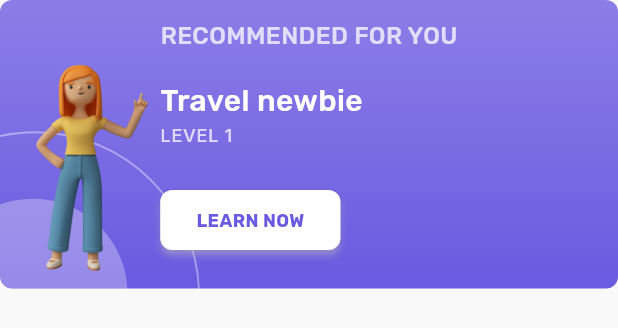
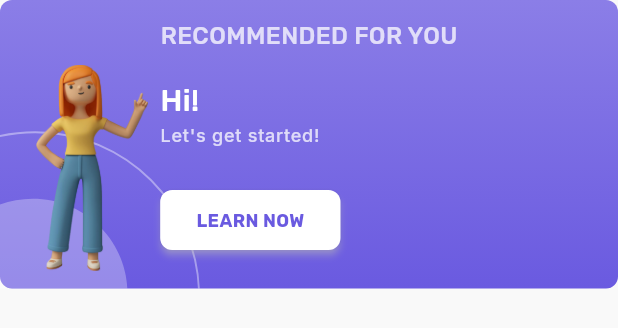
Before and after one commit to shashank-lol/dapple-frontend, a Flutter app: the LearningCard widget shown alone on an empty page, opened directly, on a phone screen of 412 x 824 dp. Shown: the top 328 px of the screen. Run offline on Flutter 3.47's test engine with Material 3 defaults, Android fonts, the phone set to English and light mode, and no system bars; our stand-ins replace firebase_auth, firebase_core, flutter_bloc, flutter_dotenv, flutter_svg, fpdart and 5 more; missing offline and left inert: encrypt_shared_preferences; accounts and stored records are empty.

Commit message:
backend tested with home screen

```diff
--- a/lib/core/routes/app_route_config.dart
+++ b/lib/core/routes/app_route_config.dart
@@ -1,6 +1,6 @@
+import 'package:dapple/core/cubits/app_user/app_user_cubit.dart';
 import 'package:dapple/core/routes/app_route_consts.dart';
 import 'package:dapple/core/routes/stream_to_listenable.dart';
-import 'package:dapple/features/auth/presentation/bloc/auth_bloc.dart';
 import 'package:dapple/features/auth/presentation/pages/auth_page.dart';
 import 'package:dapple/core/widgets/main_layout_page.dart';
 import 'package:dapple/features/home/presentation/pages/lessons_page.dart';
@@ -15,9 +15,9 @@ class AppRouter {
   GoRouter router = GoRouter(
     initialLocation: '/onboarding',
     // initialLocation: '/main-layout',
-    refreshListenable: StreamToListenable([serviceLocator<AuthBloc>().stream]),
+    refreshListenable: StreamToListenable([serviceLocator<AppUserCubit>().stream]),
     redirect: (context, state){
-      final isAuthenticated = context.read<AuthBloc>().state is AuthSuccess;
+      final isAuthenticated = context.read<AppUserCubit>().state is AppUserLoggedIn;
       if (state.matchedLocation.contains('/main-layout') && !isAuthenticated) {
         return '/onboarding';
       }
--- a/lib/features/home/presentation/pages/lessons_page.dart
+++ b/lib/features/home/presentation/pages/lessons_page.dart
@@ -1,9 +1,11 @@
 import 'package:dapple/features/home/presentation/data/levelstatus.dart';
 import 'package:dapple/features/home/presentation/widgets/level_widget.dart';
 import 'package:flutter/material.dart';
+import 'package:flutter_bloc/flutter_bloc.dart';
 import 'package:flutter_svg/svg.dart';
 import 'package:go_router/go_router.dart';
 
+import '../../../../core/cubits/app_user/app_user_cubit.dart';
 import '../widgets/xp_icon.dart';
 
 class LessonsPage extends StatelessWidget {
@@ -15,6 +17,7 @@ class LessonsPage extends StatelessWidget {
 
   @override
   Widget build(BuildContext context) {
+    final userCubit = (context.read<AppUserCubit>().state as AppUserLoggedIn).user;
     return Scaffold(
       resizeToAvoidBottomInset: true,
       appBar: AppBar(
@@ -34,7 +37,7 @@ class LessonsPage extends StatelessWidget {
             const SizedBox(width: 8),
             Text(lessonname, style: Theme.of(context).textTheme.bodyMedium),
             const Spacer(),
-            XpIcon(),
+            XpIcon(userCubit.xp),
             // const SizedBox(width: 8,)
           ],
         ),
--- a/lib/features/home/presentation/widgets/learning_card.dart
+++ b/lib/features/home/presentation/widgets/learning_card.dart
@@ -1,8 +1,10 @@
 import 'package:dapple/core/theme/app_palette.dart';
 import 'package:flutter/material.dart';
+import 'package:flutter_bloc/flutter_bloc.dart';
 import 'package:flutter_svg/flutter_svg.dart';
 import 'package:go_router/go_router.dart';
 
+import '../../../../core/cubits/app_user/app_user_cubit.dart';
 import '../../../../core/routes/app_route_consts.dart';
 
 class LearningCard extends StatelessWidget {
@@ -12,8 +14,6 @@ class LearningCard extends StatelessWidget {
 
   @override
   Widget build(BuildContext context) {
-    const courseName = "Travel newbie";
-    const level = 1;
     final deviceHeight = MediaQuery.of(context).size.height;
     return Container(
         decoration: BoxDecoration(
@@ -50,28 +50,38 @@ class LearningCard extends StatelessWidget {
                       Image.asset("assets/dapple-girl/point.png",
                           height: deviceHeight / 6),
                       const SizedBox(width: 8),
-                      Column(
+                      BlocBuilder<AppUserCubit, AppUserState>(
+                          builder: (context, state) {
+                        return Column(
                           mainAxisSize: MainAxisSize.min,
                           crossAxisAlignment: CrossAxisAlignment.start,
                           children: [
-                          Text(courseName,
+                            Text(
+                                state is AppUserLoggedIn
+                                    ? state.user.courseName
+                                    : "Hi!",
                                 style: Theme.of(context)
                                     .textTheme
                                     .bodyMedium!
-                                  .copyWith(color: Colors.white, fontSize: 20)),
-                          Text("Level $level".toUpperCase(),
+                                    .copyWith(
+                                        color: Colors.white, fontSize: 20)),
+                            Text(
+                                state is AppUserLoggedIn
+                                    ? state.user.level.toUpperCase()
+                                    : "Let's get started!",
                                 style: Theme.of(context)
                                     .textTheme
                                     .labelSmall!
                                     .copyWith(
-                                      color:
-                                          Colors.white.withValues(alpha: 0.75),
+                                        color: Colors.white
+                                            .withValues(alpha: 0.75),
                                         fontSize: 12)),
                             const SizedBox(height: 24),
                             // const Spacer(),
                             ElevatedButton(
                               onPressed: () {
-                              GoRouter.of(context).pushNamed(AppRouteConsts.lesson);
+                                GoRouter.of(context)
+                                    .pushNamed(AppRouteConsts.lesson);
                               },
                               style: ElevatedButton.styleFrom(
                                 backgroundColor: Colors.white,
@@ -90,7 +100,8 @@ class LearningCard extends StatelessWidget {
                                           fontWeight: FontWeight.bold)),
                             ),
                           ],
-                      ),
+                        );
+                      }),
                     ],
                   )
                 ],
--- a/lib/features/home/presentation/widgets/xp_icon.dart
+++ b/lib/features/home/presentation/widgets/xp_icon.dart
@@ -1,7 +1,9 @@
 import 'package:flutter/material.dart';
 
 class XpIcon extends StatelessWidget {
-  const XpIcon({super.key});
+  const XpIcon(this.xp,{super.key});
+
+  final int xp;
 
   @override
   Widget build(BuildContext context) {
@@ -11,7 +13,7 @@ class XpIcon extends StatelessWidget {
         height: 36,
       ),
       const SizedBox(width: 8),
-      Text("100\nXP",
+      Text("$xp\nXP",
           textAlign: TextAlign.center,
           style: Theme.of(context)
               .textTheme
```
Also changed, not shown: lib/features/auth/data/local/user_data_source.dart (+6 -4 lines), lib/features/auth/data/remote/auth_data_source.dart (+67 -49 lines), lib/features/goal/presentation/pages/goal_page.dart (+9 -2 lines), lib/features/home/presentation/pages/homepage.dart (+6 -5 lines), assets/courses_thumbnail/chat.png (added). Lines whose indentation alone changed are shown as unchanged.
